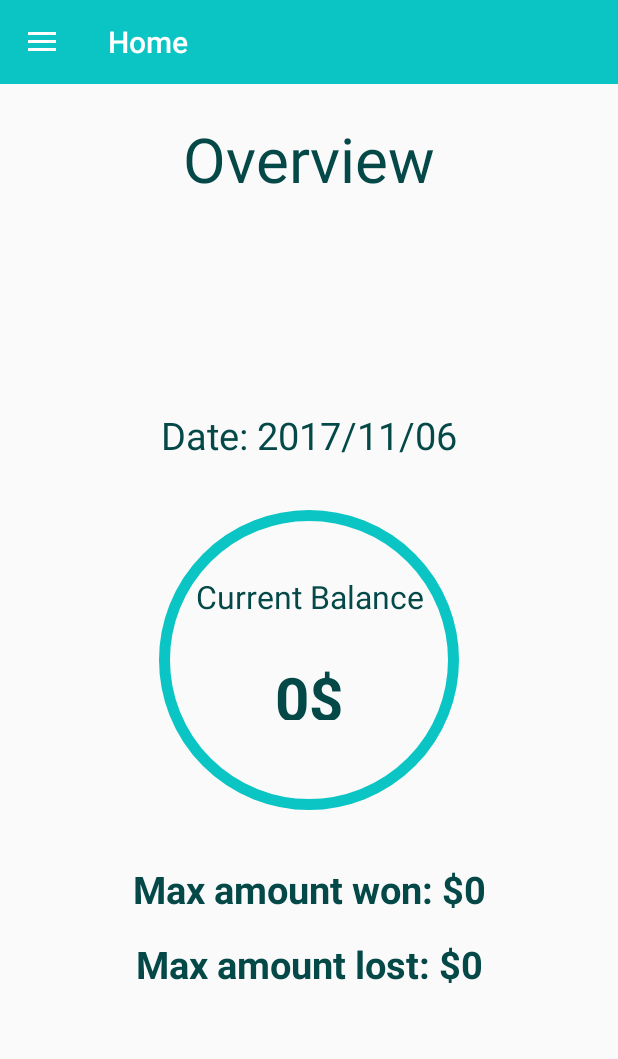
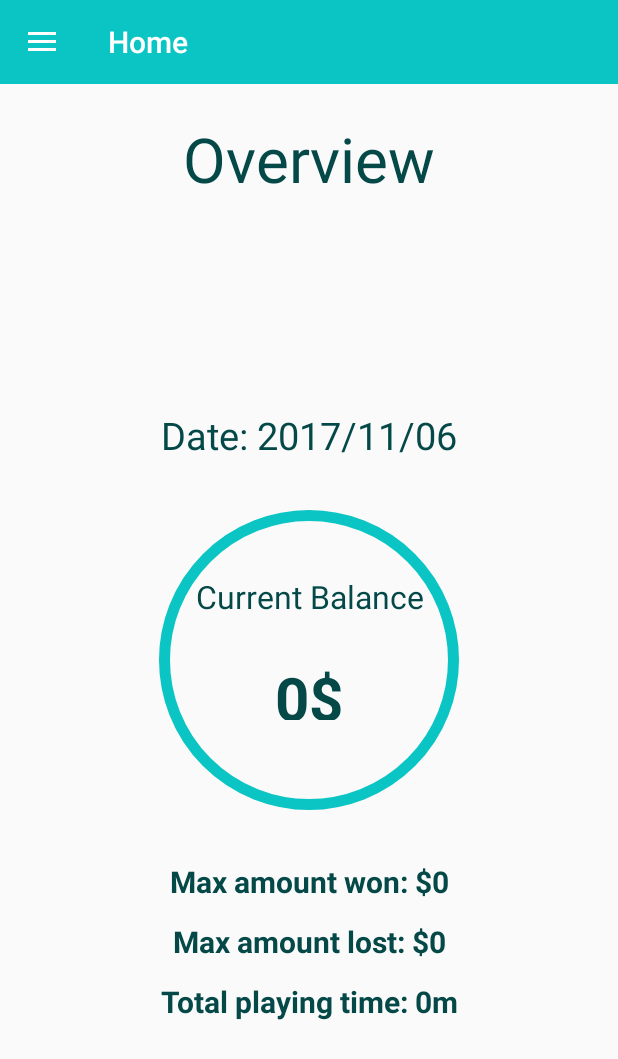
Before and after one commit to andk123/Self-MonitoringGamblingApp, an Android app: the fragment SessionsFragment placed in its activity, after a tap on "Home", on a phone screen of 412 x 824 dp. Shown: the top 1059 px of the screen. Run offline under Robolectric (Android 15) with nearby library versions, the phone set to English and light mode, and no system bars; our stand-ins replace Firebase (no records; nobody signed in at launch, a user with empty details on screens opened directly); libraries missing offline, so code that uses them is left out: com.github.mikephil.charting, com.jjoe64.graphview; 1 other tap on this screen came first.

Commit message:
Final changes for presentation

```diff
--- a/SelfMonitoringGamblingApplication/app/build.gradle
+++ b/SelfMonitoringGamblingApplication/app/build.gradle
@@ -2,7 +2,7 @@ apply plugin: 'com.android.application'
 
 android {
     compileSdkVersion 23
-    buildToolsVersion '26.0.2'
+    buildToolsVersion '23.0.2'
     defaultConfig {
         applicationId "com.example.sebastiena.selfmonitoringgamblingapplication"
         minSdkVersion 20
--- a/SelfMonitoringGamblingApplication/app/src/main/java/FireBase/DatabaseHelper.java
+++ b/SelfMonitoringGamblingApplication/app/src/main/java/FireBase/DatabaseHelper.java
@@ -45,6 +45,7 @@ import com.jjoe64.graphview.series.DataPoint;
 
 import java.text.SimpleDateFormat;
 import java.util.ArrayList;
+import java.util.Collections;
 import java.util.Date;
 import java.util.List;
 
@@ -139,19 +140,19 @@ public class DatabaseHelper {
                 for (DataSnapshot ds : dataSnapshot.getChildren()) {
                     gsEntities.add(ds.getValue(GamblingSessionEntity.class));
                 }
-                if (gsEntities.size()%5 == 0){
+                if (gsEntities.size()%2 == 0){
 
                     boolean didBetter = false;
                     boolean firstTime = true;
                     int spentAmount = 0;
-                    for (int i = gsEntities.size()-1; i> gsEntities.size()-6;i--){
+                    for (int i = gsEntities.size()-1; i> gsEntities.size()-3;i--){
                         spentAmount = spentAmount + Integer.valueOf(gsEntities.get(i).getStartingAmount());
                     }
 
                     int previousSpentAmount = 0;
-                    if (gsEntities.size()>=10){
+                    if (gsEntities.size()>=4){
                         firstTime = false;
-                        for (int i = gsEntities.size()-6; i>= gsEntities.size()-10;i--){
+                        for (int i = gsEntities.size()-3; i>= gsEntities.size()-4;i--){
                             previousSpentAmount = previousSpentAmount + Integer.valueOf(gsEntities.get(i).getStartingAmount());
                         }
 
@@ -166,19 +167,19 @@ public class DatabaseHelper {
                     if (firstTime){
 
                         if (spentAmount > 50){
-                            builder1.setMessage("This is your fifth session. A normal person gambles around : " + spentAmount *0.75 + ". You gambled : " + spentAmount);
+                            builder1.setMessage("This is your second session. A normal person gambles around : " + spentAmount *0.75 + ". You gambled : " + spentAmount);
 
                         }else{
-                            builder1.setMessage("This is your fifth session. You've gambled : " + spentAmount  );
+                            builder1.setMessage("This is your second session. You've gambled : " + spentAmount  );
 
                         }
                     }else {
                         if (didBetter){
-                            builder1.setMessage("Congrats you've decreased your gambling in these last 5 sessions. You went from : " + previousSpentAmount + " to : " + spentAmount);
+                            builder1.setMessage("Congrats you've decreased your gambling in these last 2 sessions. You went from : " + previousSpentAmount + " to : " + spentAmount);
 
                         }else{
 
-                            builder1.setMessage("You went over your previous 5 gambling sessions amount spent. You went from : " + previousSpentAmount + " to : " + spentAmount);
+                            builder1.setMessage("You went over your previous 2 gambling sessions amount spent. You went from : " + previousSpentAmount + " to : " + spentAmount);
 
 
                         }
@@ -275,7 +276,7 @@ public class DatabaseHelper {
         return saved;
     }
 
-    public void fetchDataAndDisplayHomePage(final Activity act, final TextView outcome,final TextView maxwon,final TextView maxlost){
+    public void fetchDataAndDisplayHomePage(final Activity act, final TextView outcome,final TextView maxwon,final TextView maxlost,final TextView time){
         gsEntities.clear();
         final ArrayList<GamblingSessionEntity> gsEntities = new ArrayList<>();
 
@@ -289,8 +290,10 @@ public class DatabaseHelper {
                 int totalOutcome = 0;
                 int maxWon = 0;
                 int maxLost = 0;
+                int totalTime = 0;
                 for(GamblingSessionEntity entity : gsEntities){
                     int moneyOutcome = Integer.parseInt(entity.getFinalAmount())-Integer.parseInt(entity.getStartingAmount());
+                    totalTime = entity.getDuration() + totalTime;
                     if (maxWon<moneyOutcome){
                         maxWon = moneyOutcome;
                     }
@@ -299,10 +302,20 @@ public class DatabaseHelper {
                     }
                     totalOutcome = totalOutcome + moneyOutcome;
                 }
+                String duration;
+                if(totalTime>60){
+                    int hours = totalTime/60;
+                    int minutes = totalTime%60;
+                    duration= Integer.toString(hours) +"h " + Integer.toString(minutes) + "m";
+                }else{
+                    duration = totalTime + "m";
+                }
+
+
 
                 String maxWonStr = maxWon < 0 ? "-$"+Math.abs(maxWon) : "$"+maxWon;
                 String maxLostStr = maxLost < 0 ? "-$"+Math.abs(maxLost) : "$"+maxLost;
-
+                time.setText("Total playing time: " + duration);
                 maxwon.setText("Max amount won: " + maxWonStr + "");
                 maxlost.setText("Max amount lost: " + maxLostStr + "");
                 outcome.setText( Integer.toString(totalOutcome) +"$");
@@ -499,6 +512,7 @@ public class DatabaseHelper {
                 for (DataSnapshot ds : dataSnapshot.getChildren()) {
                     gsEntities.add(ds.getValue(GamblingSessionEntity.class));
                 }
+                Collections.reverse(gsEntities);
                 GamblingSessionAdapter adapter = new GamblingSessionAdapter(c,gsEntities);
                 listView.setAdapter(adapter);
 
--- a/SelfMonitoringGamblingApplication/app/src/main/java/com/example/sebastiena/selfmonitoringgamblingapplication/HomeFragment.java
+++ b/SelfMonitoringGamblingApplication/app/src/main/java/com/example/sebastiena/selfmonitoringgamblingapplication/HomeFragment.java
@@ -37,6 +37,7 @@ public class HomeFragment extends Fragment {
     private TextView maxWon;
     private TextView maxLost;
     private TextView date;
+    private TextView totalTime;
 
     private FirebaseAuth auth;
 
@@ -70,13 +71,14 @@ public class HomeFragment extends Fragment {
         maxWon = (TextView) view.findViewById(R.id.maxWon);
         maxLost = (TextView) view.findViewById(R.id.maxLost);
         date = (TextView) view.findViewById(R.id.date);
+        totalTime = (TextView) view.findViewById(R.id.totalTime);
         //Get Firebase auth instance
         auth = FirebaseAuth.getInstance();
 
 
         date.setText("Date: " + getDate());
         DatabaseHelper dbHelper = new DatabaseHelper(FirebaseDatabase.getInstance().getReference());
-        dbHelper.fetchDataAndDisplayHomePage(super.getActivity(),outcome,maxWon,maxLost);
+        dbHelper.fetchDataAndDisplayHomePage(super.getActivity(),outcome,maxWon,maxLost,totalTime);
         return view;
     }
 
--- a/SelfMonitoringGamblingApplication/app/src/main/res/layout/fragment_home.xml
+++ b/SelfMonitoringGamblingApplication/app/src/main/res/layout/fragment_home.xml
@@ -70,10 +70,10 @@
         <TextView
             android:id="@+id/maxWon"
             android:layout_width="match_parent"
-            android:layout_height="50dp"
+            android:layout_height="40dp"
             android:layout_weight="1"
             android:gravity="center"
-            android:textSize="25dp"
+            android:textSize="20dp"
             android:maxLines="1"
             android:fontFamily="sans-serif"
             android:textStyle="bold"
@@ -85,15 +85,28 @@
         <TextView
             android:id="@+id/maxLost"
             android:layout_width="match_parent"
-            android:layout_height="50dp"
+            android:layout_height="40dp"
             android:gravity="center"
             android:layout_weight="1"
-            android:textSize="25dp"
+            android:textSize="20dp"
             android:maxLines="1"
             android:fontFamily="sans-serif"
             android:textStyle="bold"
             android:textColor="@color/colorText"
             android:layout_below="@+id/maxWon"
+            android:layout_alignParentStart="true" />
+        <TextView
+            android:id="@+id/totalTime"
+            android:layout_width="match_parent"
+            android:layout_height="40dp"
+            android:gravity="center"
+            android:layout_weight="1"
+            android:textSize="20dp"
+            android:maxLines="1"
+            android:fontFamily="sans-serif"
+            android:textStyle="bold"
+            android:textColor="@color/colorText"
+            android:layout_below="@+id/maxLost"
             android:layout_alignParentStart="true" />
 
         <TextView
--- a/SelfMonitoringGamblingApplication/app/src/main/res/layout/fragment_settings.xml
+++ b/SelfMonitoringGamblingApplication/app/src/main/res/layout/fragment_settings.xml
@@ -65,7 +65,7 @@
             android:layout_width="match_parent"
             android:layout_height="wrap_content"
             android:layout_marginTop="16dp"
-            android:background="@android:color/holo_orange_light"
+            android:background="@color/colorPrimary"
             android:text="Update Profile"
             android:textColor="@android:color/black"
             android:textStyle="bold" />
--- a/SelfMonitoringGamblingApplication/app/src/main/res/layout/marker_layout.xml
+++ b/SelfMonitoringGamblingApplication/app/src/main/res/layout/marker_layout.xml
@@ -11,7 +11,7 @@
         android:layout_centerHorizontal="true"
         android:text=""
         android:textSize="10dp"
-        android:textColor="@android:color/white"
+        android:textColor="@color/colorPrimaryDark"
         android:ellipsize="end"
         android:textAppearance="?android:attr/textAppearanceSmall" />
 
--- a/SelfMonitoringGamblingApplication/build.gradle
+++ b/SelfMonitoringGamblingApplication/build.gradle
@@ -5,7 +5,7 @@ buildscript {
         jcenter()
     }
     dependencies {
-        classpath 'com.android.tools.build:gradle:2.3.3'
+        classpath 'com.android.tools.build:gradle:2.2.3'
 
         // NOTE: Do not place your application dependencies here; they belong
         // in the individual module build.gradle files
```
Also changed, not shown: SelfMonitoringGamblingApplication/gradle/wrapper/gradle-wrapper.properties.
